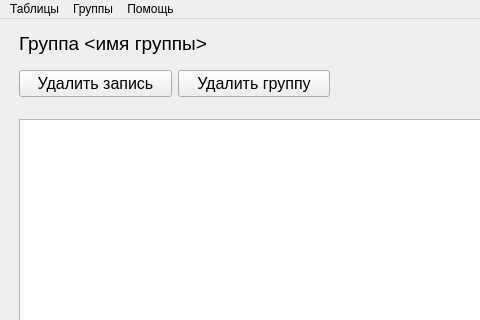
This is ui/main.ui in came0987/dbms_mpei as Qt 5 draws it before an edit; both pictures show x 0 to 480 and y 0 to 320 of the 1200 by 751 pixel window. The edited form follows.
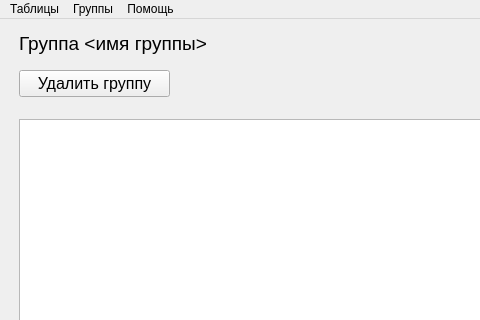
This is the edited form.

Commit message: delete btn

```diff
--- a/ui/main.ui
+++ b/ui/main.ui
@@ -341,23 +341,11 @@
            <rect>
             <x>10</x>
             <y>30</y>
-            <width>311</width>
+            <width>151</width>
             <height>51</height>
            </rect>
           </property>
           <layout class="QHBoxLayout" name="horizontalLayout_2">
-           <item>
-            <widget class="QPushButton" name="delete_record_btn_2">
-             <property name="font">
-              <font>
-               <pointsize>12</pointsize>
-              </font>
-             </property>
-             <property name="text">
-              <string>Удалить запись</string>
-             </property>
-            </widget>
-           </item>
            <item>
             <widget class="QPushButton" name="delete_group_btn_2">
              <property name="font">
```
The commit also changes 2 other files.
